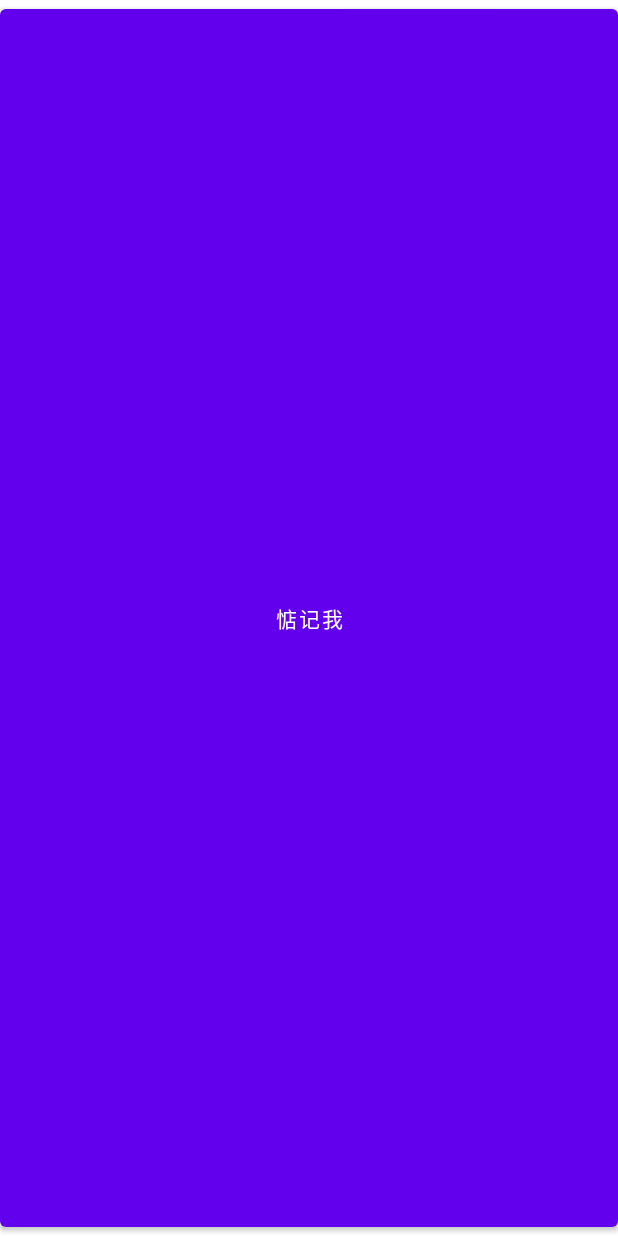
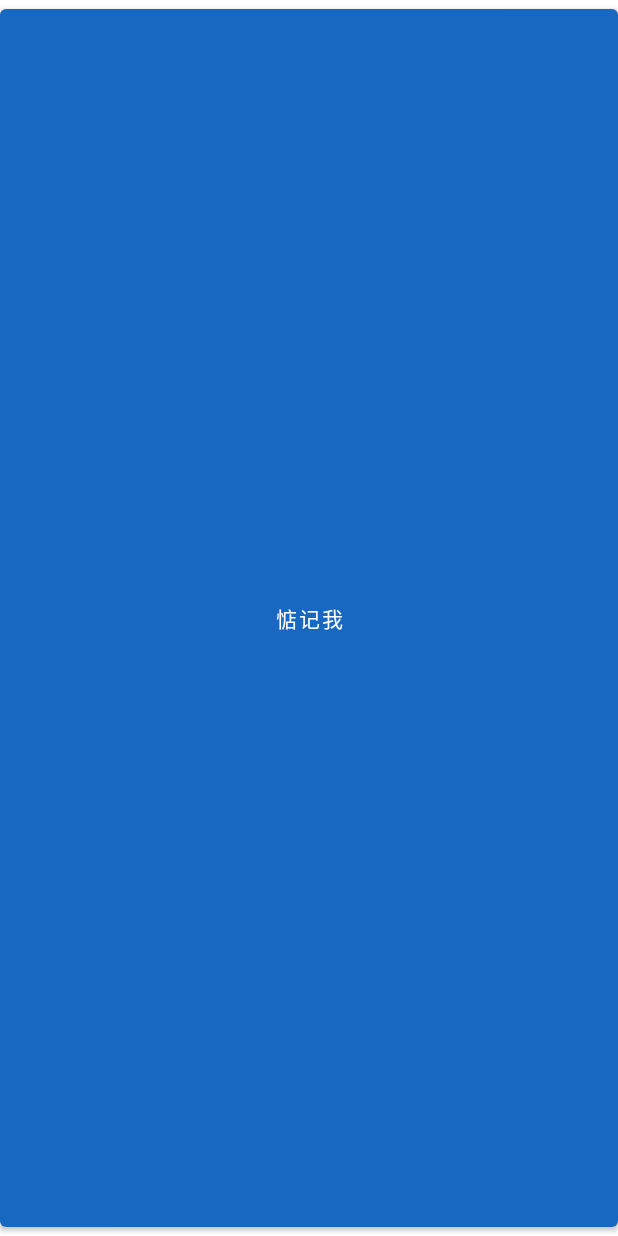
Before and after one commit to 819slw/newDataMonitor, an Android app: the screen it shows after launch (MainActivity), on a phone screen of 412 x 824 dp. Run offline under Robolectric (Android 15) with nearby library versions, the phone set to English and light mode, and no system bars.

Commit message:
fix:调整颜色

```diff
--- a/app/src/main/res/values/colors.xml
+++ b/app/src/main/res/values/colors.xml
@@ -1,10 +1,10 @@
 <?xml version="1.0" encoding="utf-8"?>
 <resources>
-    <color name="purple_200">#FFBB86FC</color>
-    <color name="purple_500">#FF6200EE</color>
-    <color name="purple_700">#FF3700B3</color>
-    <color name="teal_200">#FF03DAC5</color>
-    <color name="teal_700">#FF018786</color>
+    <color name="purple_200">#1867c0</color>
+    <color name="purple_500">#1867c0</color>
+    <color name="purple_700">#1867c0</color>
+    <color name="teal_200">#1867c0</color>
+    <color name="teal_700">#1867c0</color>
     <color name="black">#FF000000</color>
     <color name="white">#FFFFFFFF</color>
 </resources>
--- a/app/src/main/res/values/strings.xml
+++ b/app/src/main/res/values/strings.xml
@@ -1,5 +1,5 @@
 <resources>
-    <string name="app_name">Video Monitor</string>
+    <string name="app_name">视频监控</string>
     <!-- TODO: Remove or change this placeholder text -->
     <string name="hello_blank_fragment">Hello blank fragment</string>
 </resources>
```
